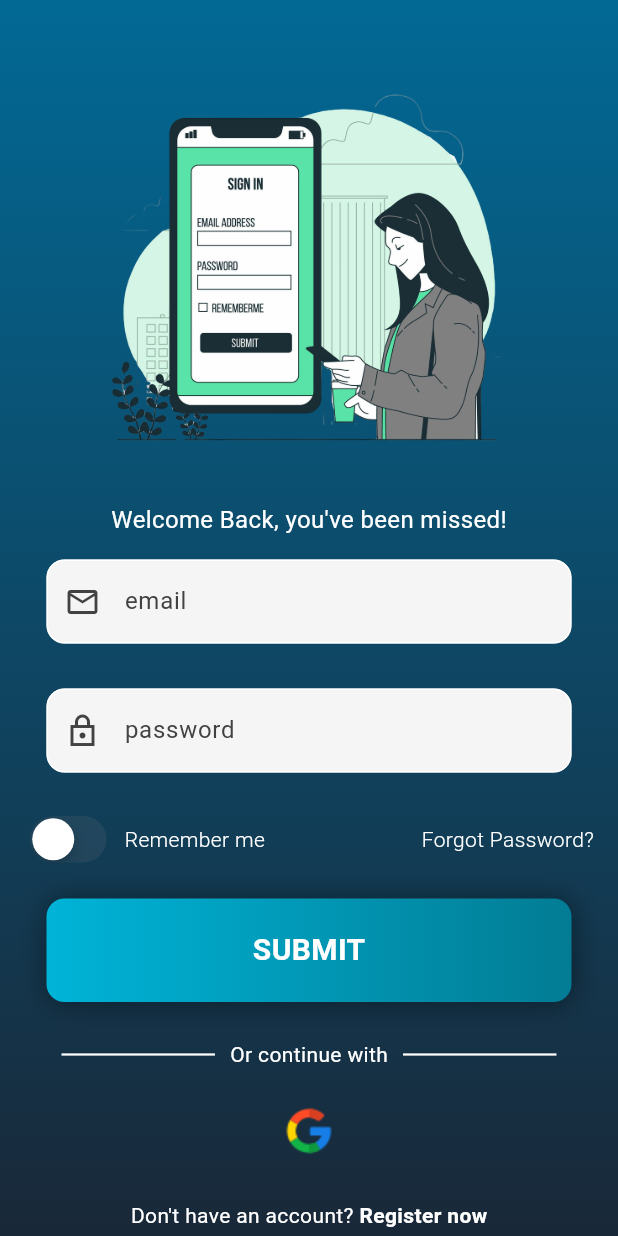
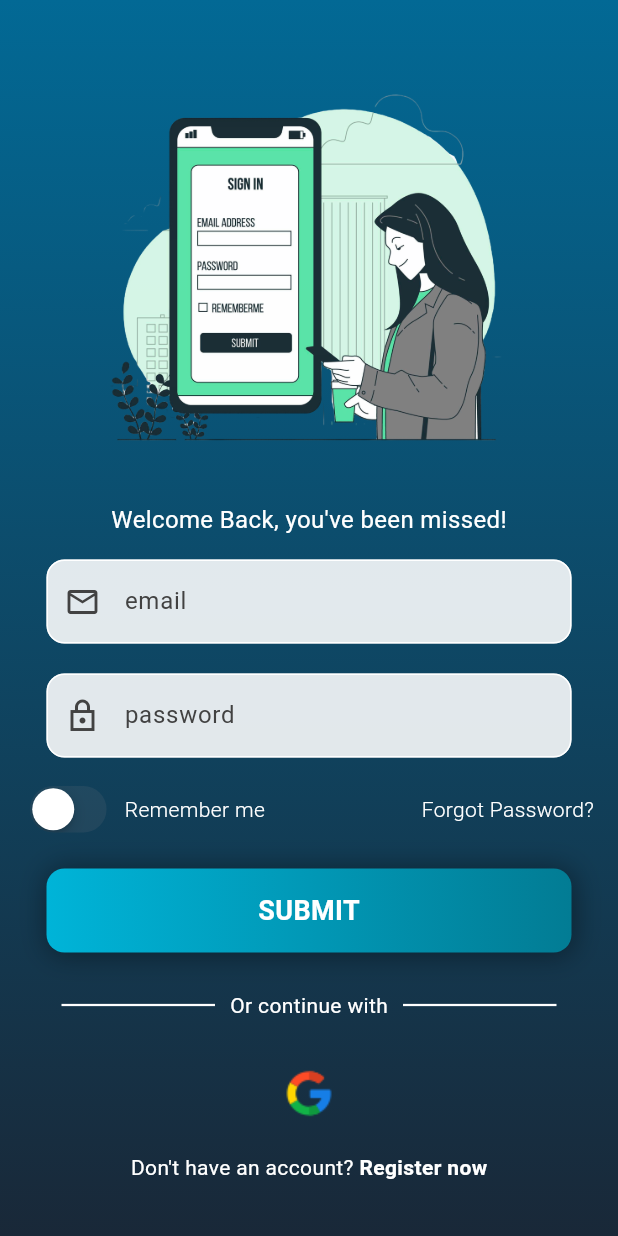
Before and after one commit to Akram832/healthMateAI, a Flutter app: the screen it shows after launch, on a phone screen of 412 x 824 dp. Run offline on Flutter 3.47's test engine with Material 3 defaults, Android fonts, the phone set to English and light mode, and no system bars; our stand-ins replace flutter_bloc, smooth_page_indicator; missing offline and left inert: bottom_picker; accounts and stored records are empty.

Commit message:
sign in with google ui finished

```diff
--- a/app/lib/features/auth/presentation/components/my_button.dart
+++ b/app/lib/features/auth/presentation/components/my_button.dart
@@ -11,7 +11,7 @@ class MyButton extends StatelessWidget {
     return GestureDetector(
       onTap: onTap,
       child: Container(
-        padding: const EdgeInsets.all(20.0),
+        padding: const EdgeInsets.all(15.0),
         margin: const EdgeInsets.symmetric(horizontal: 15),
         decoration: BoxDecoration(
             boxShadow: [
@@ -37,7 +37,7 @@ class MyButton extends StatelessWidget {
             style: TextStyle(
                 fontWeight: FontWeight.bold,
                 color: Theme.of(context).colorScheme.primary,
-                fontSize: 20),
+                fontSize: 18),
           ),
         ),
       ),
--- a/app/lib/features/auth/presentation/components/my_text_feild.dart
+++ b/app/lib/features/auth/presentation/components/my_text_feild.dart
@@ -35,7 +35,7 @@ class MyTextField extends StatelessWidget {
           hintText: hintText,
           hintStyle:
               TextStyle(color: Theme.of(context).colorScheme.inversePrimary),
-          fillColor: Theme.of(context).colorScheme.tertiary,
+          fillColor: const Color.fromARGB(224, 255, 255, 255),
           filled: true,
           prefixIcon: icon != null
               ? Icon(icon, color: Theme.of(context).colorScheme.inversePrimary)
--- a/app/lib/features/auth/presentation/pages/login_page.dart
+++ b/app/lib/features/auth/presentation/pages/login_page.dart
@@ -88,7 +88,7 @@ class _LoginPageState extends State<LoginPage> {
                       obscureText: false,
                       icon: Icons.email_outlined,
                     ),
-                    const SizedBox(height: 30),
+                    const SizedBox(height: 20),
 
                     // Password text field
                     MyTextField(
@@ -97,7 +97,7 @@ class _LoginPageState extends State<LoginPage> {
                       obscureText: true,
                       icon: Icons.lock_outline_sharp,
                     ),
-                    const SizedBox(height: 25),
+                    const SizedBox(height: 15),
 
                     Row(
                       mainAxisAlignment: MainAxisAlignment.center,
@@ -136,10 +136,17 @@ class _LoginPageState extends State<LoginPage> {
                         ],
                       ),
                     ),
-                    Image.asset(
-                        "lib/features/auth/presentation/asset/images/google.png"),
+                    GestureDetector(
+                      onTap: () {},
+                      child: Container(
+                        padding: EdgeInsets.all(8),
+                        decoration: BoxDecoration(),
+                        child: Image.asset(
+                            "lib/features/auth/presentation/asset/images/google.png"),
+                      ),
+                    ),
 
-                    const SizedBox(height: 30),
+                    const SizedBox(height: 15),
                     Row(
                       mainAxisAlignment: MainAxisAlignment.center,
                       children: [
@@ -160,7 +167,7 @@ class _LoginPageState extends State<LoginPage> {
                       ],
                     ),
 
-                    const SizedBox(height: 30),
+                    const SizedBox(height: 15),
 
                     // Space from the bottom
                   ],
```
